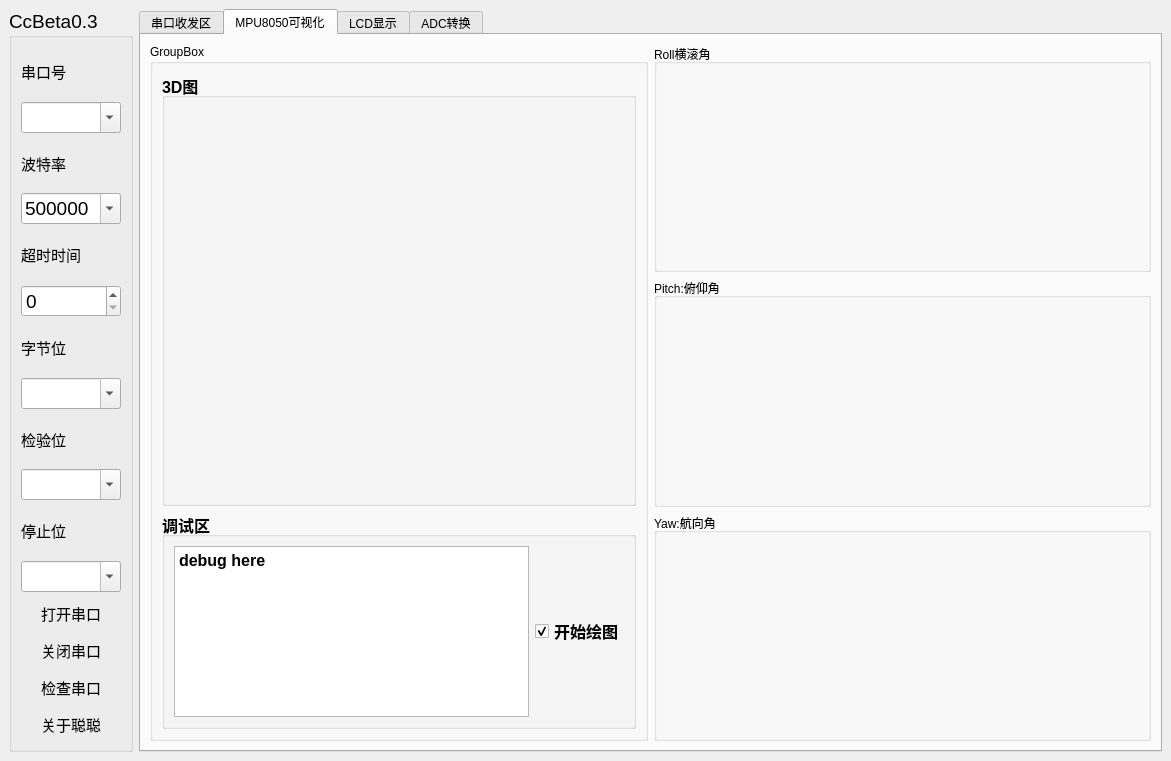
Old version of the form helloSeiral/mainwindow.ui in the repository ZHKU-Robot/pySerialPort.
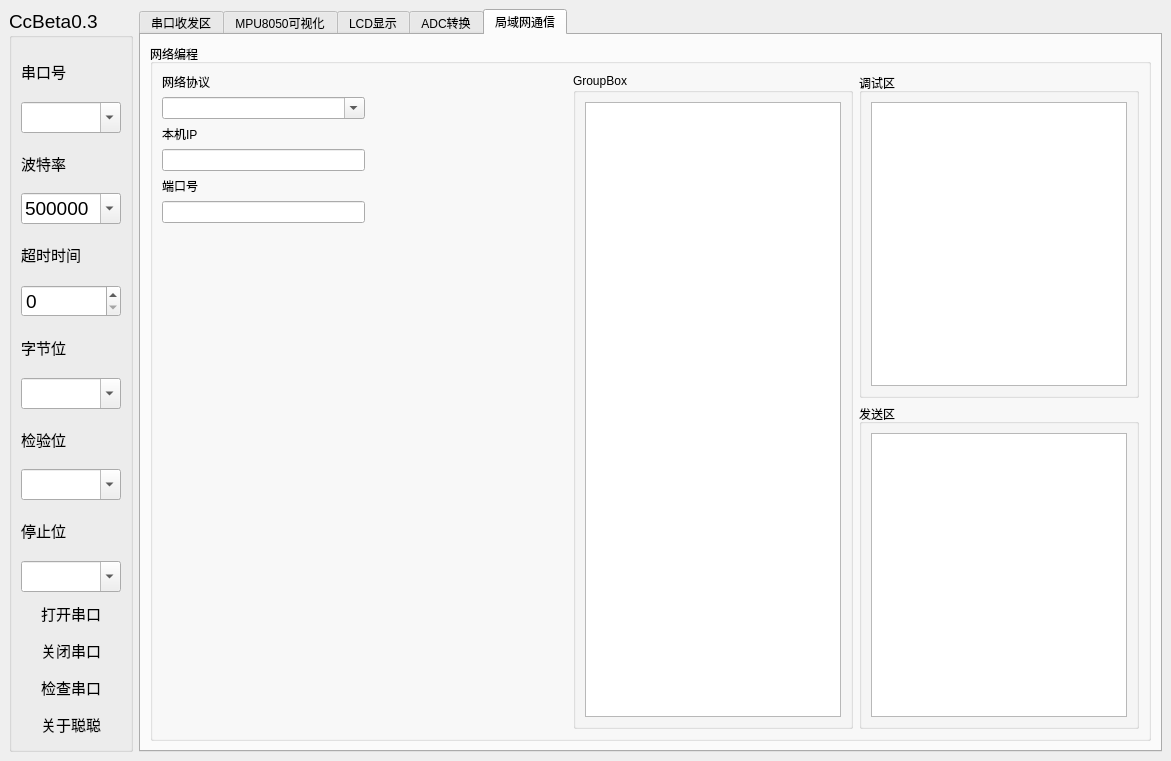
New version of the form. Icons and pictures are not drawn.

The edit to the form file:
```diff
--- a/helloSeiral/mainwindow.ui
+++ b/helloSeiral/mainwindow.ui
@@ -269,7 +269,7 @@
       <item>
        <widget class="QTabWidget" name="tabWidget">
         <property name="currentIndex">
-         <number>1</number>
+         <number>4</number>
         </property>
         <widget class="QWidget" name="sendAccTab">
          <attribute name="title">
@@ -878,6 +878,130 @@
           <string>ADC转换</string>
          </attribute>
         </widget>
+        <widget class="QWidget" name="tab_2">
+         <attribute name="title">
+          <string>局域网通信</string>
+         </attribute>
+         <layout class="QHBoxLayout" name="horizontalLayout_21">
+          <item>
+           <layout class="QHBoxLayout" name="horizontalLayout_19">
+            <item>
+             <widget class="QGroupBox" name="groupBox_2">
+              <property name="title">
+               <string>网络编程</string>
+              </property>
+              <layout class="QHBoxLayout" name="horizontalLayout_18">
+               <item>
+                <layout class="QVBoxLayout" name="verticalLayout_15">
+                 <item>
+                  <widget class="QLabel" name="label_2">
+                   <property name="text">
+                    <string>网络协议</string>
+                   </property>
+                  </widget>
+                 </item>
+                 <item>
+                  <widget class="QComboBox" name="comboBox">
+                   <property name="editable">
+                    <bool>true</bool>
+                   </property>
+                  </widget>
+                 </item>
+                 <item>
+                  <widget class="QLabel" name="label_3">
+                   <property name="text">
+                    <string>本机IP</string>
+                   </property>
+                  </widget>
+                 </item>
+                 <item>
+                  <widget class="QLineEdit" name="lineEdit"/>
+                 </item>
+                 <item>
+                  <widget class="QLabel" name="label">
+                   <property name="text">
+                    <string>端口号</string>
+                   </property>
+                  </widget>
+                 </item>
+                 <item>
+                  <widget class="QLineEdit" name="lineEdit_2"/>
+                 </item>
+                 <item>
+                  <spacer name="verticalSpacer">
+                   <property name="orientation">
+                    <enum>Qt::Vertical</enum>
+                   </property>
+                   <property name="sizeHint" stdset="0">
+                    <size>
+                     <width>20</width>
+                     <height>40</height>
+                    </size>
+                   </property>
+                  </spacer>
+                 </item>
+                </layout>
+               </item>
+               <item>
+                <spacer name="horizontalSpacer_5">
+                 <property name="orientation">
+                  <enum>Qt::Horizontal</enum>
+                 </property>
+                 <property name="sizeHint" stdset="0">
+                  <size>
+                   <width>40</width>
+                   <height>20</height>
+                  </size>
+                 </property>
+                </spacer>
+               </item>
+               <item>
+                <widget class="QGroupBox" name="groupBox_6">
+                 <property name="title">
+                  <string>GroupBox</string>
+                 </property>
+                 <layout class="QHBoxLayout" name="horizontalLayout_17">
+                  <item>
+                   <widget class="QTextBrowser" name="textBrowser"/>
+                  </item>
+                 </layout>
+                </widget>
+               </item>
+               <item>
+                <layout class="QVBoxLayout" name="verticalLayout_16">
+                 <item>
+                  <widget class="QGroupBox" name="groupBox_4">
+                   <property name="title">
+                    <string>调试区</string>
+                   </property>
+                   <layout class="QHBoxLayout" name="horizontalLayout_16">
+                    <item>
+                     <widget class="QTextBrowser" name="textBrowser_2"/>
+                    </item>
+                   </layout>
+                  </widget>
+                 </item>
+                 <item>
+                  <widget class="QGroupBox" name="groupBox_5">
+                   <property name="title">
+                    <string>发送区</string>
+                   </property>
+                   <layout class="QHBoxLayout" name="horizontalLayout_15">
+                    <item>
+                     <widget class="QPlainTextEdit" name="plainTextEdit"/>
+                    </item>
+                   </layout>
+                  </widget>
+                 </item>
+                </layout>
+               </item>
+              </layout>
+             </widget>
+            </item>
+           </layout>
+          </item>
+         </layout>
+        </widget>
        </widget>
       </item>
      </layout>
```
